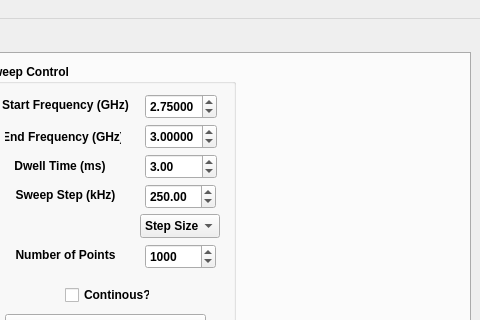
Above: scanning_magnetometer.ui from WarwickEPR/ScanningMagnetometry before the change; both pictures show x 376 to 856 and y 0 to 320 of the 856 by 483 pixel window. Below: the same form after it.
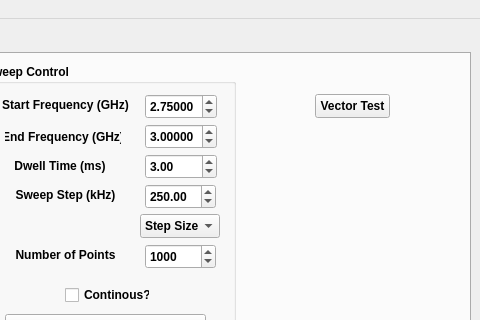
That is the form after the change.

Commit message: vector testing window

```diff
--- a/scanning_magnetometer.ui
+++ b/scanning_magnetometer.ui
@@ -1427,6 +1427,19 @@
          </property>
         </widget>
        </widget>
+       <widget class="QPushButton" name="vectorTestButton">
+        <property name="geometry">
+         <rect>
+          <x>680</x>
+          <y>40</y>
+          <width>75</width>
+          <height>24</height>
+         </rect>
+        </property>
+        <property name="text">
+         <string>Vector Test</string>
+        </property>
+       </widget>
       </widget>
       <widget class="QWidget" name="LIATab">
        <attribute name="title">
```
Left out of the diff: 2 changed lines with no effect on the pictures. The commit also changes 1 other file.
